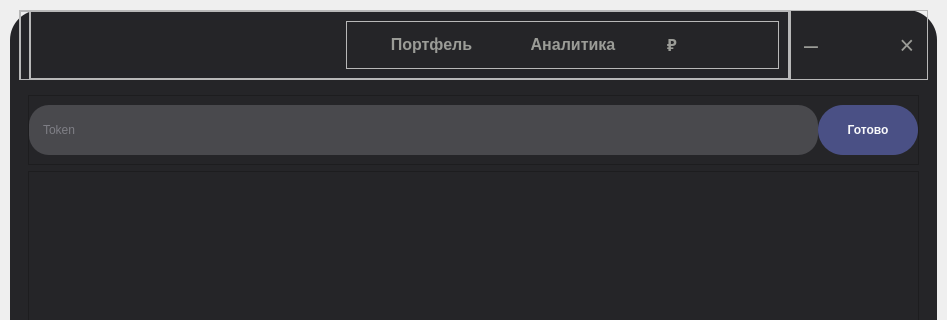
Old version of the form ui_mainworkspace.ui in the repository AlexanderHSE/Tending; both pictures show x 0 to 947 and y 0 to 320 of the 947 by 739 pixel window.
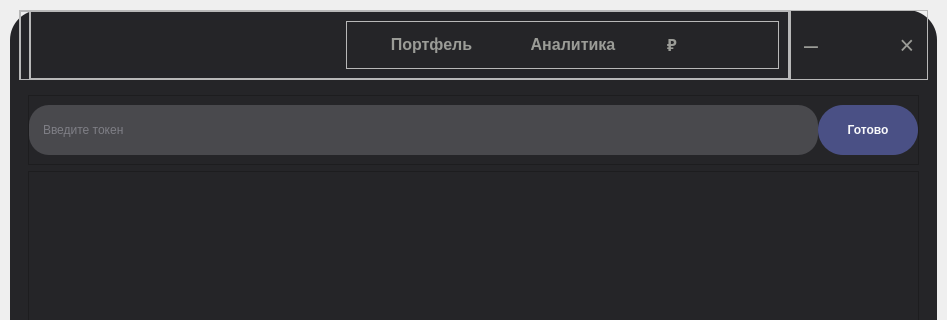
New version of the form. The open tabs and pages were chosen to show the change. Icons and pictures are not drawn.

Commit message: Log/Reg windows deleted

```diff
--- a/ui_mainworkspace.ui
+++ b/ui_mainworkspace.ui
@@ -1137,7 +1137,7 @@
                  <enum>QLineEdit::Password</enum>
                 </property>
                 <property name="placeholderText">
-                 <string>Token</string>
+                 <string>Введите токен</string>
                 </property>
                 <property name="clearButtonEnabled">
                  <bool>true</bool>
```
Left out of the diff: 10 changed lines with no effect on the pictures. The commit also changes 3 other files.
